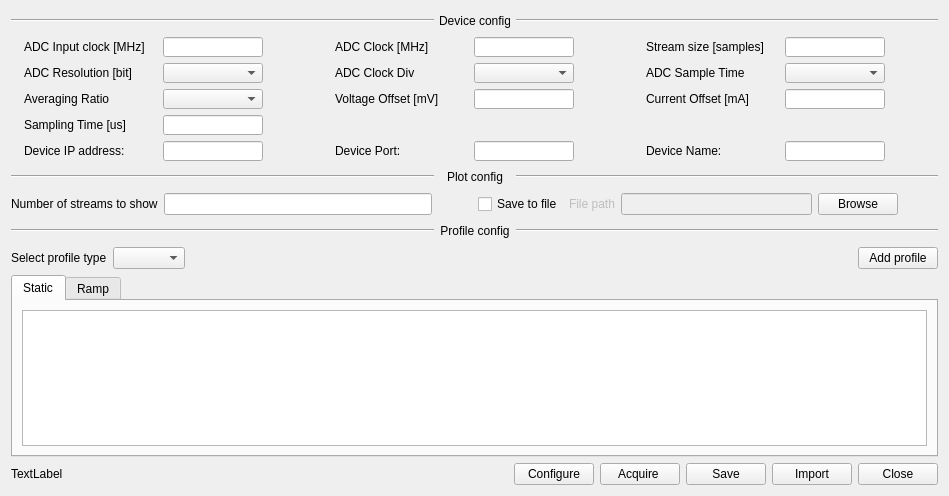
turkmanovic/OpenEPT, file GUI/OpenEPT/Windows/Device/advanceconfigurationwnd.ui: the form before one commit.
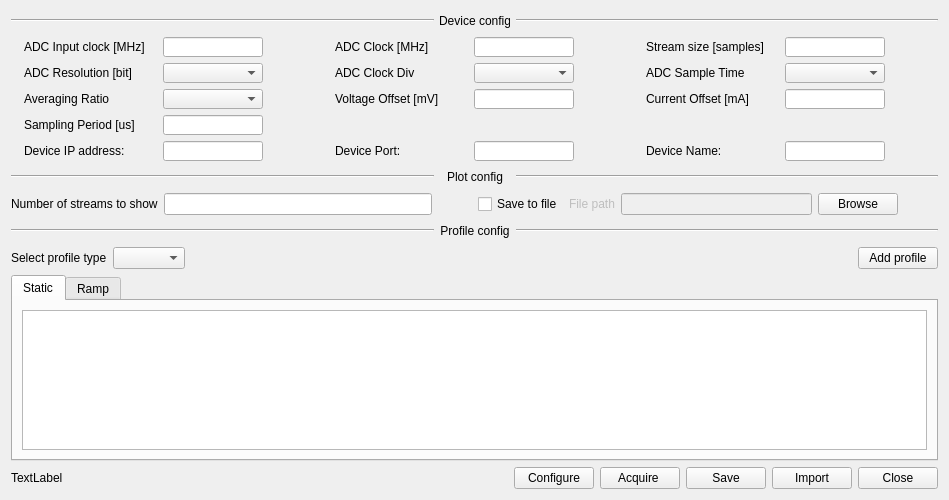
The form after the commit. Icons and pictures are not drawn.

Commit message: Sampling period and double buffer mode added

```diff
--- a/GUI/OpenEPT/Windows/Device/advanceconfigurationwnd.ui
+++ b/GUI/OpenEPT/Windows/Device/advanceconfigurationwnd.ui
@@ -7,7 +7,7 @@
     <x>0</x>
     <y>0</y>
     <width>949</width>
-    <height>496</height>
+    <height>500</height>
    </rect>
   </property>
   <property name="windowTitle">
@@ -747,7 +747,7 @@
               </size>
              </property>
              <property name="text">
-              <string>Sampling Time [us]</string>
+              <string>Sampling Period [us]</string>
              </property>
             </widget>
            </item>
```
Left out of the diff: 8 changed lines with no effect on the pictures. The commit also changes 16 other files.
